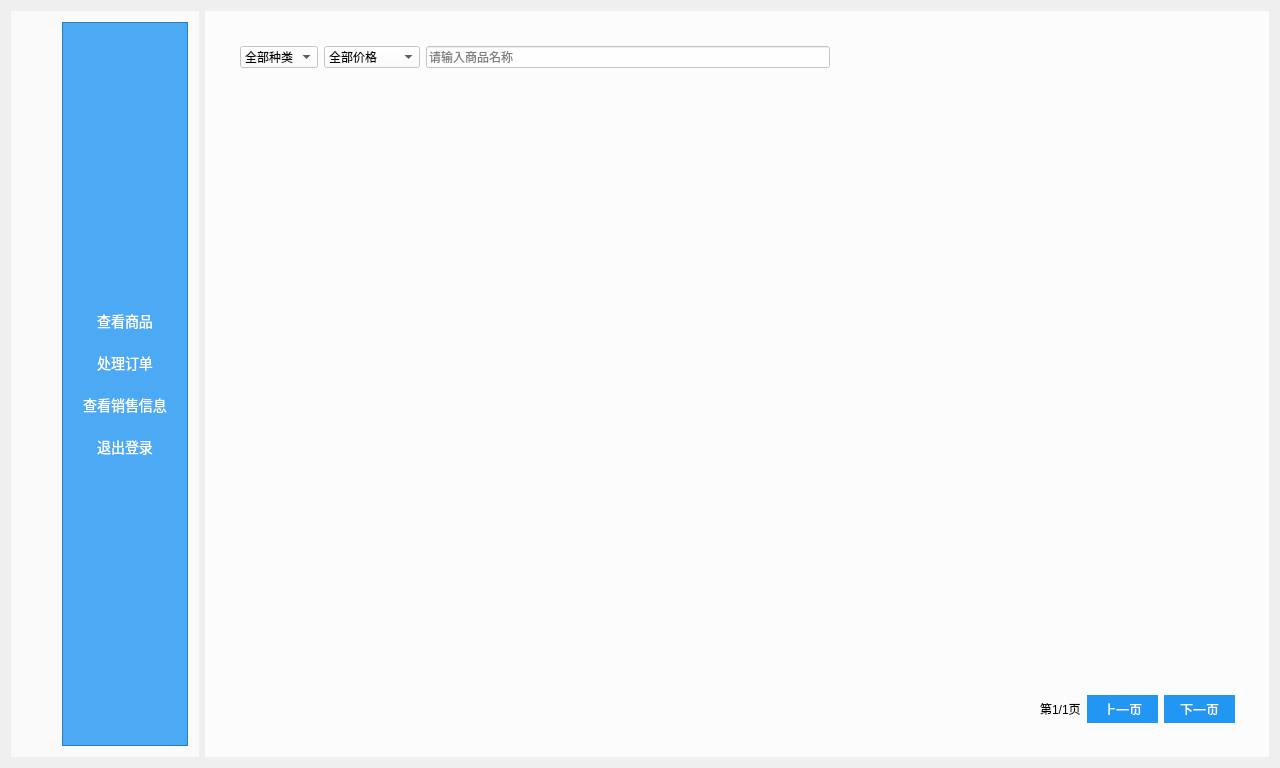
First picture: the form in CashierWindowClass.ui, repository xuanyuanbuchen/LoginWindow, before the edit.
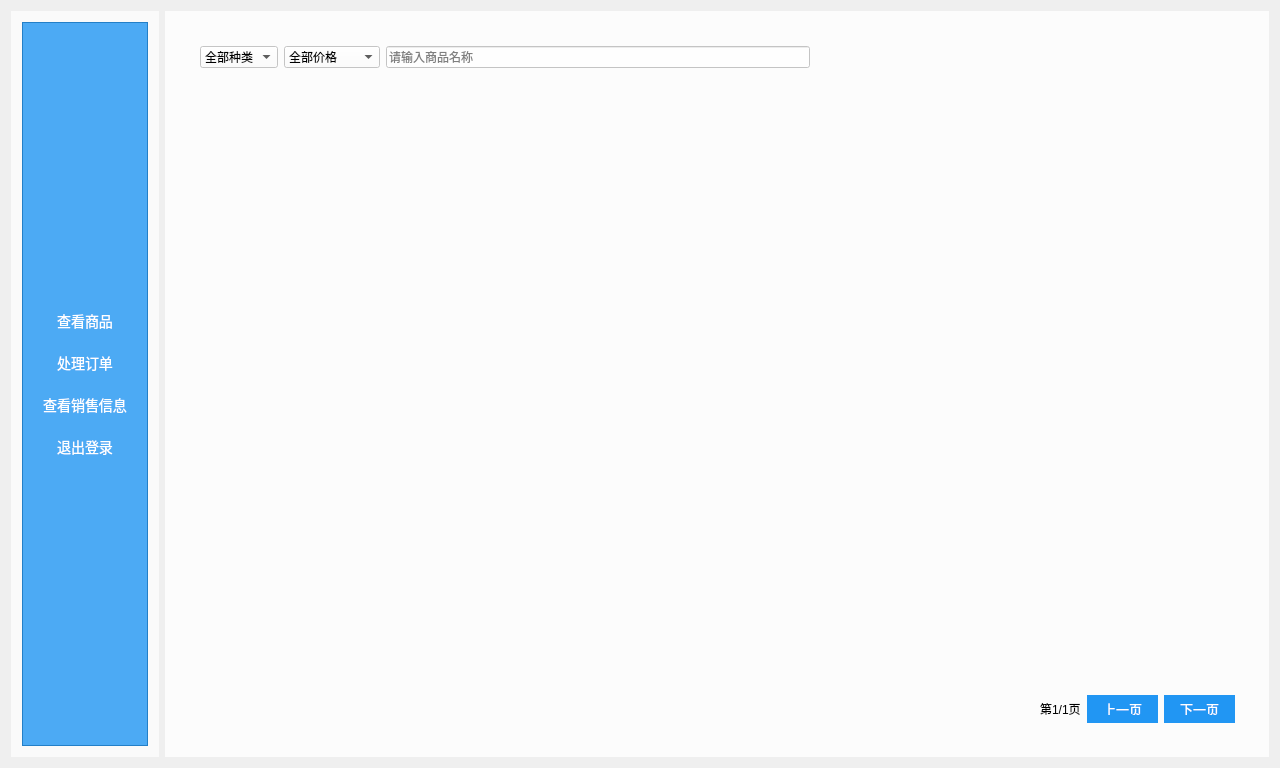
Second picture: the form after the edit. The open tabs and pages were chosen to show the change. Icons and pictures are not drawn. Custom widgets are drawn as their Qt base class.

Diff of the .ui file:
```diff
--- a/CashierWindowClass.ui
+++ b/CashierWindowClass.ui
@@ -279,7 +279,7 @@
                  <rect>
                   <x>0</x>
                   <y>0</y>
-                  <width>1010</width>
+                  <width>1056</width>
                   <height>591</height>
                  </rect>
                 </property>
@@ -1189,22 +1189,6 @@
 }</string>
      </property>
      <layout class="QHBoxLayout" name="horizontalLayout">
-      <item>
-       <spacer name="horizontalSpacer">
-        <property name="orientation">
-         <enum>Qt::Horizontal</enum>
-        </property>
-        <property name="sizeType">
-         <enum>QSizePolicy::Fixed</enum>
-        </property>
-        <property name="sizeHint" stdset="0">
-         <size>
-          <width>40</width>
-          <height>20</height>
-         </size>
-        </property>
-       </spacer>
-      </item>
       <item>
        <widget class="QFrame" name="frame">
         <property name="styleSheet">
```
Left out of the diff: 2 changed lines with no effect on the pictures.
